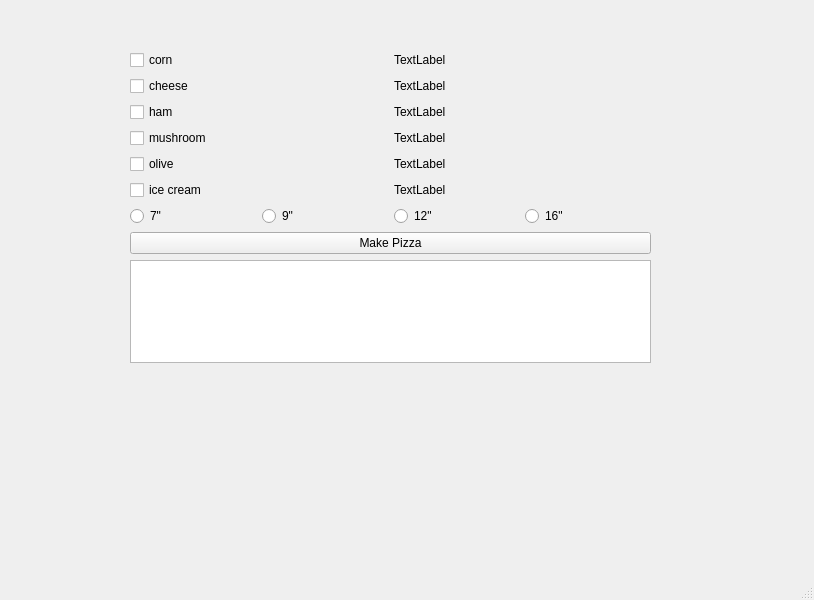
Before: the Qt Designer form mainwindow.ui in TheStoneGoblin/CS4076, drawn with Qt 5.
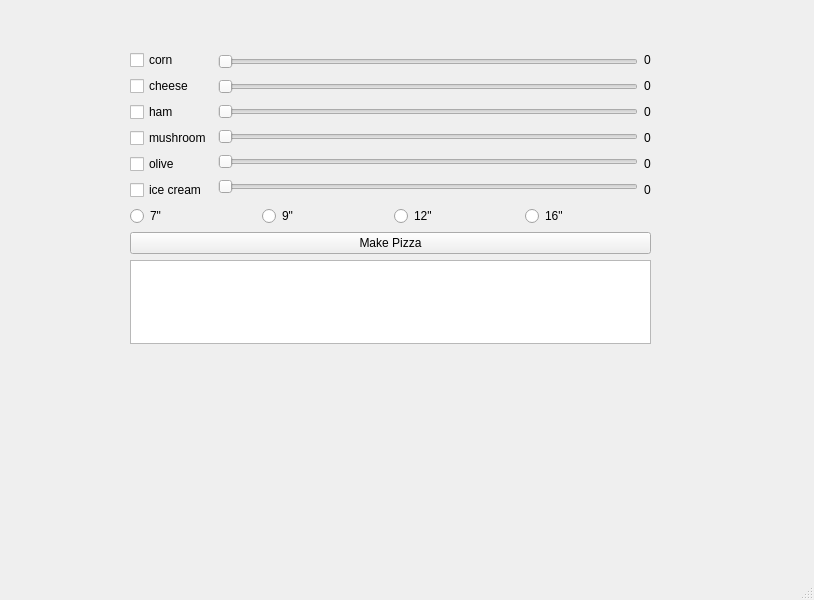
After: the same form once the commit is applied.

Patch:
```diff
--- a/mainwindow.ui
+++ b/mainwindow.ui
@@ -20,23 +20,55 @@
       <x>130</x>
       <y>50</y>
       <width>521</width>
-      <height>313</height>
+      <height>294</height>
      </rect>
     </property>
     <layout class="QGridLayout" name="gridLayout">
-     <item row="6" column="1">
-      <widget class="QRadioButton" name="radioButton">
-       <property name="text">
-        <string>9&quot;</string>
-       </property>
-      </widget>
-     </item>
-     <item row="6" column="3">
-      <widget class="QRadioButton" name="radioButton_4">
-       <property name="text">
-        <string>16&quot;</string>
-       </property>
-      </widget>
+     <item row="0" column="3" colspan="2">
+      <layout class="QVBoxLayout" name="verticalLayout_3">
+       <item>
+        <widget class="QLabel" name="label">
+         <property name="text">
+          <string>0</string>
+         </property>
+        </widget>
+       </item>
+       <item>
+        <widget class="QLabel" name="label_2">
+         <property name="text">
+          <string>0</string>
+         </property>
+        </widget>
+       </item>
+       <item>
+        <widget class="QLabel" name="label_3">
+         <property name="text">
+          <string>0</string>
+         </property>
+        </widget>
+       </item>
+       <item>
+        <widget class="QLabel" name="label_4">
+         <property name="text">
+          <string>0</string>
+         </property>
+        </widget>
+       </item>
+       <item>
+        <widget class="QLabel" name="label_5">
+         <property name="text">
+          <string>0</string>
+         </property>
+        </widget>
+       </item>
+       <item>
+        <widget class="QLabel" name="label_6">
+         <property name="text">
+          <string>0</string>
+         </property>
+        </widget>
+       </item>
+      </layout>
      </item>
      <item row="0" column="0" colspan="2">
       <layout class="QVBoxLayout" name="verticalLayout">
@@ -84,76 +116,112 @@
        </item>
       </layout>
      </item>
-     <item row="6" column="2">
-      <widget class="QRadioButton" name="radioButton_3">
-       <property name="text">
-        <string>12&quot;</string>
-       </property>
-      </widget>
+     <item row="6" column="0" colspan="5">
+      <layout class="QHBoxLayout" name="horizontalLayout">
+       <item>
+        <widget class="QRadioButton" name="radioButton_2">
+         <property name="text">
+          <string>7&quot;</string>
+         </property>
+        </widget>
+       </item>
+       <item>
+        <widget class="QRadioButton" name="radioButton">
+         <property name="text">
+          <string>9&quot;</string>
+         </property>
+        </widget>
+       </item>
+       <item>
+        <widget class="QRadioButton" name="radioButton_3">
+         <property name="text">
+          <string>12&quot;</string>
+         </property>
+        </widget>
+       </item>
+       <item>
+        <widget class="QRadioButton" name="radioButton_4">
+         <property name="text">
+          <string>16&quot;</string>
+         </property>
+        </widget>
+       </item>
+      </layout>
      </item>
-     <item row="6" column="0">
-      <widget class="QRadioButton" name="radioButton_2">
-       <property name="text">
-        <string>7&quot;</string>
-       </property>
-      </widget>
-     </item>
-     <item row="7" column="0" colspan="4">
-      <widget class="QPushButton" name="pushButton">
-       <property name="text">
-        <string>Make Pizza</string>
-       </property>
-      </widget>
-     </item>
-     <item row="0" column="2" colspan="2">
+     <item row="0" column="2">
       <layout class="QVBoxLayout" name="verticalLayout_2">
        <item>
-        <widget class="QLabel" name="label">
-         <property name="text">
-          <string>TextLabel</string>
+        <widget class="QSlider" name="horizontalSlider">
+         <property name="maximum">
+          <number>10</number>
          </property>
+         <property name="orientation">
+          <enum>Qt::Horizontal</enum>
+         </property>
         </widget>
        </item>
        <item>
-        <widget class="QLabel" name="label_2">
-         <property name="text">
-          <string>TextLabel</string>
+        <widget class="QSlider" name="horizontalSlider_2">
+         <property name="maximum">
+          <number>10</number>
          </property>
+         <property name="orientation">
+          <enum>Qt::Horizontal</enum>
+         </property>
         </widget>
        </item>
        <item>
-        <widget class="QLabel" name="label_3">
-         <property name="text">
-          <string>TextLabel</string>
+        <widget class="QSlider" name="horizontalSlider_3">
+         <property name="maximum">
+          <number>10</number>
          </property>
+         <property name="orientation">
+          <enum>Qt::Horizontal</enum>
+         </property>
         </widget>
        </item>
        <item>
-        <widget class="QLabel" name="label_5">
-         <property name="text">
-          <string>TextLabel</string>
+        <widget class="QSlider" name="horizontalSlider_4">
+         <property name="maximum">
+          <number>10</number>
          </property>
+         <property name="orientation">
+          <enum>Qt::Horizontal</enum>
+         </property>
         </widget>
        </item>
        <item>
-        <widget class="QLabel" name="label_6">
-         <property name="text">
-          <string>TextLabel</string>
+        <widget class="QSlider" name="horizontalSlider_5">
+         <property name="maximum">
+          <number>10</number>
          </property>
+         <property name="orientation">
+          <enum>Qt::Horizontal</enum>
+         </property>
         </widget>
        </item>
        <item>
-        <widget class="QLabel" name="label_4">
-         <property name="text">
-          <string>TextLabel</string>
+        <widget class="QSlider" name="horizontalSlider_6">
+         <property name="maximum">
+          <number>10</number>
+         </property>
+         <property name="orientation">
+          <enum>Qt::Horizontal</enum>
          </property>
         </widget>
        </item>
       </layout>
      </item>
-     <item row="8" column="0" colspan="4">
+     <item row="8" column="0" colspan="5">
       <widget class="QTextEdit" name="textEdit"/>
      </item>
+     <item row="7" column="0" colspan="5">
+      <widget class="QPushButton" name="pushButton">
+       <property name="text">
+        <string>Make Pizza</string>
+       </property>
+      </widget>
+     </item>
     </layout>
    </widget>
   </widget>
```
